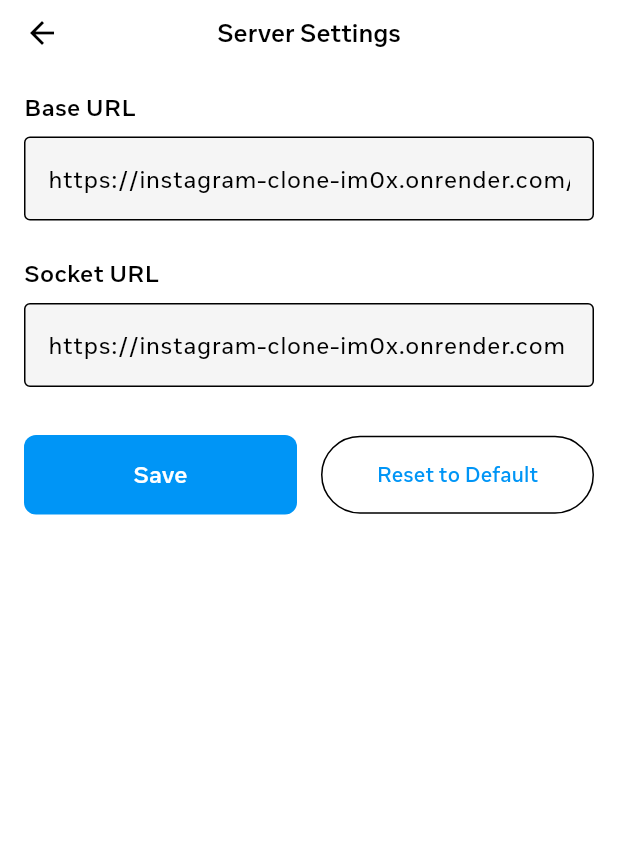
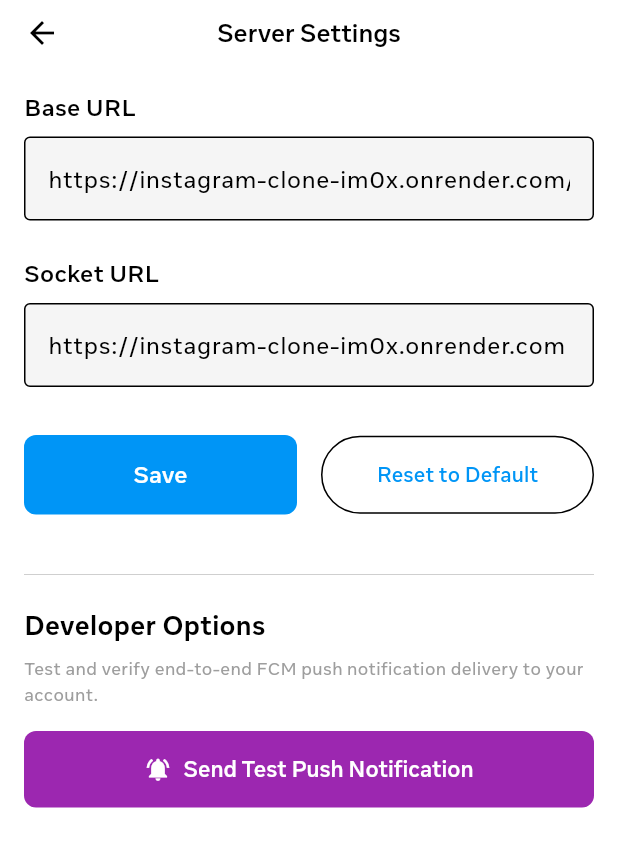
Before and after one commit to america7419288-cloud/instagram-clone, a Flutter app: the ServerSettingsPage screen opened by its route, on a phone screen of 412 x 824 dp. Shown: the top 847 px of the screen. Run offline on Flutter 3.47's test engine with Material 3 defaults, Android fonts, the phone set to English and light mode, and no system bars; our stand-ins replace cached_network_image, camera, connectivity_plus, dio, firebase_core, firebase_messaging and 24 more; missing offline and left inert: colorfilter_generator, photo_manager, photo_manager_image_provider, youtube_explode_dart; accounts and stored records are empty; network calls fail; project files that could hold a hidden picture were left out.

Commit message:
feat: add interactive developer option to trigger test push notifications dynamically

```diff
--- a/client/lib/features/settings/presentation/pages/server_settings_page.dart
+++ b/client/lib/features/settings/presentation/pages/server_settings_page.dart
@@ -1,8 +1,11 @@
 import 'package:flutter/cupertino.dart';
 import 'package:flutter/material.dart';
 import 'package:flutter_riverpod/flutter_riverpod.dart';
+import 'package:dio/dio.dart';
 
 import '../../../../core/providers/server_config_provider.dart';
+import '../../../../core/network/dio_client.dart';
+
 
 class ServerSettingsPage extends ConsumerStatefulWidget {
   const ServerSettingsPage({super.key});
@@ -15,6 +18,48 @@ class _ServerSettingsPageState extends ConsumerState<ServerSettingsPage> {
   final _baseUrlController = TextEditingController();
   final _socketUrlController = TextEditingController();
   final _formKey = GlobalKey<FormState>();
+  bool _isTestingPush = false;
+
+  Future<void> _sendTestPush() async {
+    if (_isTestingPush) return;
+    setState(() => _isTestingPush = true);
+
+    try {
+      final client = ref.read(dioClientProvider);
+      final response = await client.post('/notifications/test-push');
+
+      if (mounted) {
+        final message = response.data['message'] ?? 'Test push notification dispatched successfully!';
+        ScaffoldMessenger.of(context).showSnackBar(
+          SnackBar(
+            content: Text(message),
+            backgroundColor: Colors.green,
+          ),
+        );
+      }
+    } catch (e) {
+      if (mounted) {
+        String errorMsg = e.toString();
+        if (e is DioException) {
+          final data = e.response?.data;
+          if (data is Map && data.containsKey('message')) {
+            errorMsg = data['message'];
+          }
+        }
+        ScaffoldMessenger.of(context).showSnackBar(
+          SnackBar(
+            content: Text('Failed: $errorMsg'),
+            backgroundColor: Colors.red,
+          ),
+        );
+      }
+    } finally {
+      if (mounted) {
+        setState(() => _isTestingPush = false);
+      }
+    }
+  }
+
 
   @override
   void initState() {
@@ -144,6 +189,46 @@ class _ServerSettingsPageState extends ConsumerState<ServerSettingsPage> {
                   ),
                 ],
               ),
+              const SizedBox(height: 40),
+              const Divider(color: Colors.grey),
+              const SizedBox(height: 20),
+              const Text(
+                'Developer Options',
+                style: TextStyle(fontSize: 18, fontWeight: FontWeight.bold),
+              ),
+              const SizedBox(height: 8),
+              const Text(
+                'Test and verify end-to-end FCM push notification delivery to your account.',
+                style: TextStyle(color: Colors.grey, fontSize: 12),
+              ),
+              const SizedBox(height: 16),
+              SizedBox(
+                width: double.infinity,
+                child: ElevatedButton.icon(
+                  onPressed: _isTestingPush ? null : _sendTestPush,
+                  icon: _isTestingPush
+                      ? const SizedBox(
+                          width: 20,
+                          height: 20,
+                          child: CircularProgressIndicator(
+                            strokeWidth: 2,
+                            color: Colors.white,
+                          ),
+                        )
+                      : const Icon(Icons.notifications_active, color: Colors.white),
+                  label: Text(
+                    _isTestingPush ? 'Sending Test...' : 'Send Test Push Notification',
+                    style: const TextStyle(color: Colors.white, fontSize: 15, fontWeight: FontWeight.w600),
+                  ),
+                  style: ElevatedButton.styleFrom(
+                    backgroundColor: Colors.purple,
+                    padding: const EdgeInsets.symmetric(vertical: 16),
+                    shape: RoundedRectangleBorder(
+                      borderRadius: BorderRadius.circular(8),
+                    ),
+                  ),
+                ),
+              ),
             ],
           ),
         ),
```
Also changed, not shown: 2 other files.
